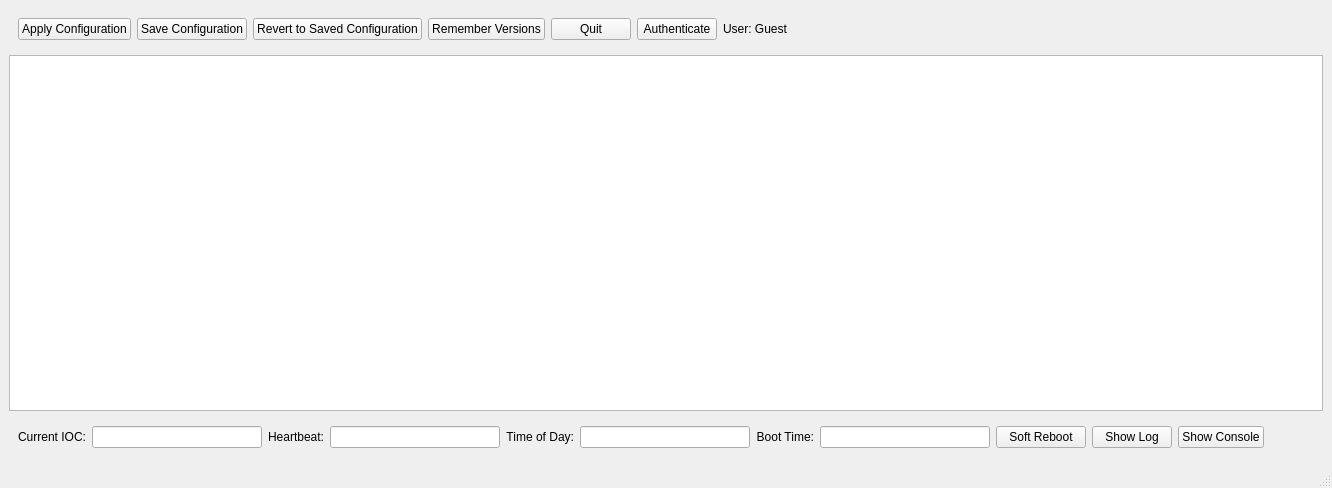
Above: ioc.ui from pcdshub/IocManager before the change. Below: the same form after it.
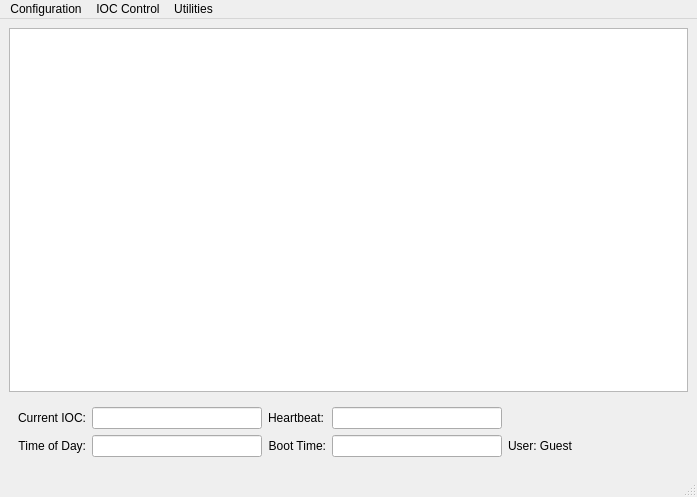
That is the form after the change.

Commit message: Moved Status field to left, got rid of buttons in favor of menu items, changed status line to two lines so we can make the window smaller.

The edit to the form file:
```diff
--- a/ioc.ui
+++ b/ioc.ui
@@ -6,8 +6,8 @@
    <rect>
     <x>0</x>
     <y>0</y>
-    <width>1332</width>
-    <height>488</height>
+    <width>697</width>
+    <height>497</height>
    </rect>
   </property>
   <property name="windowTitle">
@@ -15,104 +15,6 @@
   </property>
   <widget class="QWidget" name="centralwidget">
    <layout class="QVBoxLayout" name="verticalLayout">
-    <item>
-     <widget class="QWidget" name="widget" native="true">
-      <property name="sizePolicy">
-       <sizepolicy hsizetype="Preferred" vsizetype="Fixed">
-        <horstretch>0</horstretch>
-        <verstretch>0</verstretch>
-       </sizepolicy>
-      </property>
-      <layout class="QHBoxLayout" name="horizontalLayout">
-       <item>
-        <widget class="QPushButton" name="applyButton">
-         <property name="sizePolicy">
-          <sizepolicy hsizetype="Fixed" vsizetype="Fixed">
-           <horstretch>90</horstretch>
-           <verstretch>0</verstretch>
-          </sizepolicy>
-         </property>
-         <property name="text">
-          <string>Apply Configuration</string>
-         </property>
-        </widget>
-       </item>
-       <item>
-        <widget class="QPushButton" name="saveButton">
-         <property name="sizePolicy">
-          <sizepolicy hsizetype="Fixed" vsizetype="Fixed">
-           <horstretch>90</horstretch>
-           <verstretch>0</verstretch>
-          </sizepolicy>
-         </property>
-         <property name="text">
-          <string>Save Configuration</string>
-         </property>
-        </widget>
-       </item>
-       <item>
-        <widget class="QPushButton" name="revertButton">
-         <property name="sizePolicy">
-          <sizepolicy hsizetype="Fixed" vsizetype="Fixed">
-           <horstretch>90</horstretch>
-           <verstretch>0</verstretch>
-          </sizepolicy>
-         </property>
-         <property name="text">
-          <string>Revert to Saved Configuration</string>
-         </property>
-        </widget>
-       </item>
-       <item>
-        <widget class="QPushButton" name="rememberButton">
-         <property name="text">
-          <string>Remember Versions</string>
-         </property>
-        </widget>
-       </item>
-       <item>
-        <widget class="QPushButton" name="quitButton">
-         <property name="sizePolicy">
-          <sizepolicy hsizetype="Fixed" vsizetype="Fixed">
-           <horstretch>90</horstretch>
-           <verstretch>0</verstretch>
-          </sizepolicy>
-         </property>
-         <property name="text">
-          <string>Quit</string>
-         </property>
-        </widget>
-       </item>
-       <item>
-        <widget class="QPushButton" name="authButton">
-         <property name="text">
-          <string>Authenticate</string>
-         </property>
-        </widget>
-       </item>
-       <item>
-        <widget class="QLabel" name="userLabel">
-         <property name="text">
-          <string>User: Guest</string>
-         </property>
-        </widget>
-       </item>
-       <item>
-        <spacer name="horizontalSpacer">
-         <property name="orientation">
-          <enum>Qt::Horizontal</enum>
-         </property>
-         <property name="sizeHint" stdset="0">
-          <size>
-           <width>521</width>
-           <height>20</height>
-          </size>
-         </property>
-        </spacer>
-       </item>
-      </layout>
-     </widget>
-    </item>
     <item>
      <widget class="QTableView" name="tableView"/>
     </item>
@@ -124,8 +26,8 @@
         <verstretch>0</verstretch>
        </sizepolicy>
       </property>
-      <layout class="QHBoxLayout" name="horizontalLayout_2">
-       <item>
+      <layout class="QGridLayout" name="gridLayout">
+       <item row="0" column="0">
         <widget class="QLabel" name="label">
          <property name="sizePolicy">
           <sizepolicy hsizetype="Fixed" vsizetype="Preferred">
@@ -150,7 +52,7 @@
          </property>
         </widget>
        </item>
-       <item>
+       <item row="0" column="1">
         <widget class="QLineEdit" name="IOCname">
          <property name="sizePolicy">
           <sizepolicy hsizetype="Fixed" vsizetype="Fixed">
@@ -169,7 +71,7 @@
          </property>
         </widget>
        </item>
-       <item>
+       <item row="0" column="2">
         <widget class="QLabel" name="label_3">
          <property name="sizePolicy">
           <sizepolicy hsizetype="Fixed" vsizetype="Preferred">
@@ -188,7 +90,7 @@
          </property>
         </widget>
        </item>
-       <item>
+       <item row="0" column="3">
         <widget class="QLineEdit" name="heartbeat">
          <property name="sizePolicy">
           <sizepolicy hsizetype="Fixed" vsizetype="Fixed">
@@ -207,7 +109,20 @@
          </property>
         </widget>
        </item>
-       <item>
+       <item row="0" column="4">
+        <spacer name="horizontalSpacer_2">
+         <property name="orientation">
+          <enum>Qt::Horizontal</enum>
+         </property>
+         <property name="sizeHint" stdset="0">
+          <size>
+           <width>20</width>
+           <height>20</height>
+          </size>
+         </property>
+        </spacer>
+       </item>
+       <item row="1" column="0">
         <widget class="QLabel" name="label_2">
          <property name="sizePolicy">
           <sizepolicy hsizetype="Fixed" vsizetype="Preferred">
@@ -226,7 +141,7 @@
          </property>
         </widget>
        </item>
-       <item>
+       <item row="1" column="1">
         <widget class="QLineEdit" name="tod">
          <property name="sizePolicy">
           <sizepolicy hsizetype="Fixed" vsizetype="Fixed">
@@ -245,7 +160,7 @@
          </property>
         </widget>
        </item>
-       <item>
+       <item row="1" column="2">
         <widget class="QLabel" name="label_4">
          <property name="sizePolicy">
           <sizepolicy hsizetype="Fixed" vsizetype="Preferred">
@@ -264,7 +179,7 @@
          </property>
         </widget>
        </item>
-       <item>
+       <item row="1" column="3">
         <widget class="QLineEdit" name="boottime">
          <property name="sizePolicy">
           <sizepolicy hsizetype="Fixed" vsizetype="Fixed">
@@ -283,52 +198,13 @@
          </property>
         </widget>
        </item>
-       <item>
-        <widget class="QPushButton" name="rebootButton">
-         <property name="sizePolicy">
-          <sizepolicy hsizetype="Fixed" vsizetype="Fixed">
-           <horstretch>90</horstretch>
-           <verstretch>26</verstretch>
-          </sizepolicy>
-         </property>
-         <property name="minimumSize">
-          <size>
-           <width>90</width>
-           <height>0</height>
-          </size>
-         </property>
+       <item row="1" column="4">
+        <widget class="QLabel" name="userLabel">
          <property name="text">
-          <string>Soft Reboot</string>
+          <string>User: Guest</string>
          </property>
         </widget>
        </item>
-       <item>
-        <widget class="QPushButton" name="logButton">
-         <property name="text">
-          <string>Show Log</string>
-         </property>
-        </widget>
-       </item>
-       <item>
-        <widget class="QPushButton" name="consoleButton">
-         <property name="text">
-          <string>Show Console</string>
-         </property>
-        </widget>
-       </item>
-       <item>
-        <spacer name="horizontalSpacer_2">
-         <property name="orientation">
-          <enum>Qt::Horizontal</enum>
-         </property>
-         <property name="sizeHint" stdset="0">
-          <size>
-           <width>20</width>
-           <height>20</height>
-          </size>
-         </property>
-        </spacer>
-       </item>
       </layout>
      </widget>
     </item>
@@ -339,10 +215,37 @@
     <rect>
      <x>0</x>
      <y>0</y>
-     <width>1332</width>
+     <width>697</width>
      <height>23</height>
     </rect>
    </property>
+   <widget class="QMenu" name="menuConfiguration">
+    <property name="title">
+     <string>Configuration</string>
+    </property>
+    <addaction name="actionApply"/>
+    <addaction name="actionSave"/>
+    <addaction name="actionRevert"/>
+   </widget>
+   <widget class="QMenu" name="menuIOC_Control">
+    <property name="title">
+     <string>IOC Control</string>
+    </property>
+    <addaction name="actionReboot"/>
+    <addaction name="actionLog"/>
+    <addaction name="actionConsole"/>
+   </widget>
+   <widget class="QMenu" name="menuMisc">
+    <property name="title">
+     <string>Utilities</string>
+    </property>
+    <addaction name="actionRemember"/>
+    <addaction name="actionAuth"/>
+    <addaction name="actionQuit"/>
+   </widget>
+   <addaction name="menuConfiguration"/>
+   <addaction name="menuIOC_Control"/>
+   <addaction name="menuMisc"/>
   </widget>
   <widget class="QStatusBar" name="statusbar"/>
  </widget>
```
Left out of the diff: 45 changed lines with no effect on the pictures. The commit also changes 3 other files.
